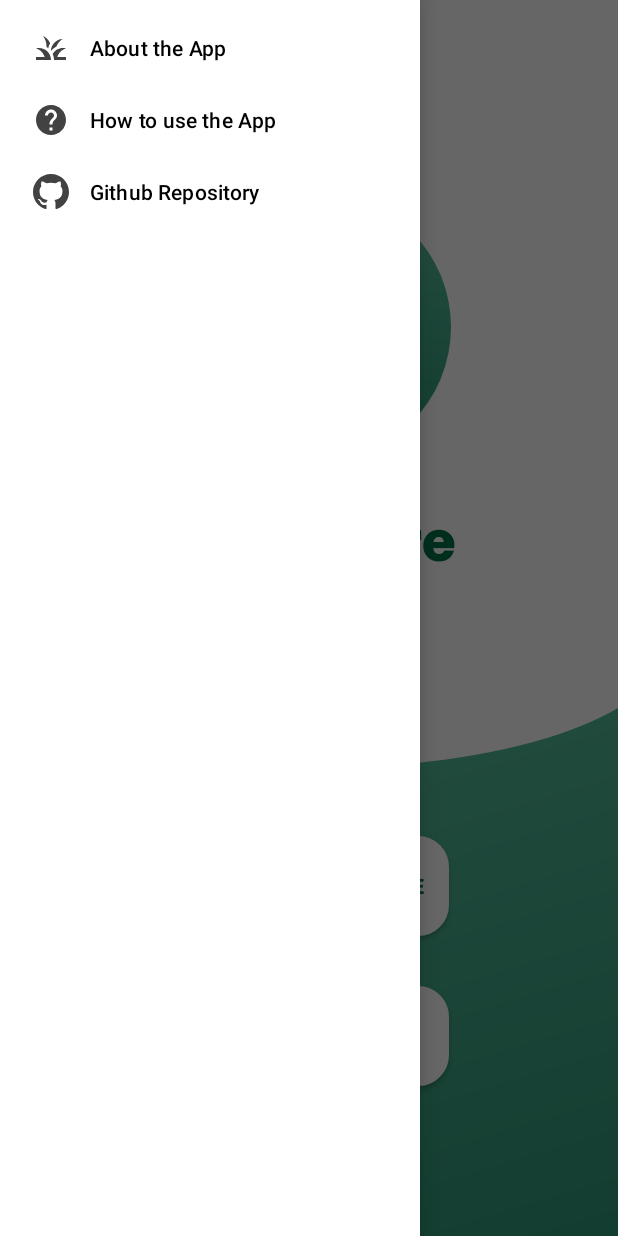
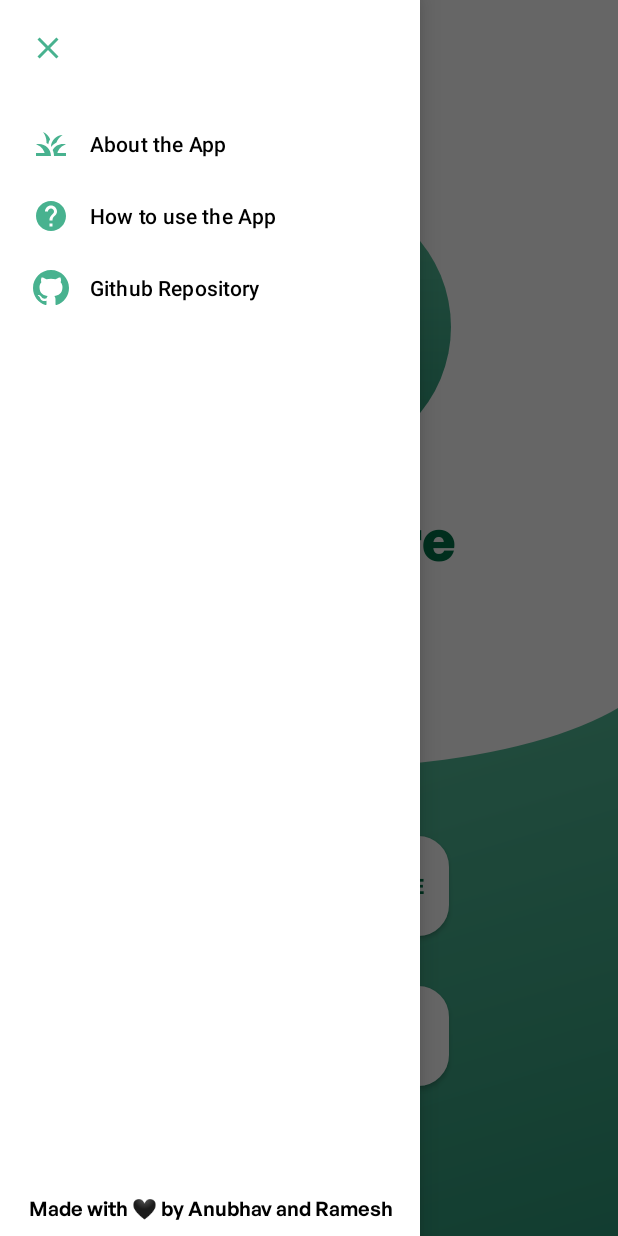
Before and after one commit to anubhav811/FloraCure, an Android app: the MainActivity screen opened directly, with no data from a screen before it, with the side drawer open, on a phone screen of 412 x 824 dp. Run offline under Robolectric (Android 15) with nearby library versions, the phone set to English and light mode, and no system bars; libraries missing offline, so code that uses them is left out: com.github.drjacky.imagepicker.

Commit message:
stylized menu items , added animations

```diff
--- a/app/build.gradle
+++ b/app/build.gradle
@@ -2,8 +2,8 @@ plugins {
     id 'com.android.application'
     id 'org.jetbrains.kotlin.android'
     id 'androidx.navigation.safeargs.kotlin'
+    id 'kotlin-kapt'
 }
-
 android {
     compileSdk 31
 
@@ -12,6 +12,7 @@ android {
         minSdk 24
         targetSdk 31
         versionCode 1
+        multiDexEnabled true
         versionName "1.0"
 
         testInstrumentationRunner "androidx.test.runner.AndroidJUnitRunner"
--- a/app/src/main/java/com/anubhav/leafdiseasedetection/ui/activities/MainActivity.kt
+++ b/app/src/main/java/com/anubhav/leafdiseasedetection/ui/activities/MainActivity.kt
@@ -1,5 +1,7 @@
 package com.anubhav.leafdiseasedetection.ui.activities
 
+import android.content.Intent
+import android.net.Uri
 import android.os.Bundle
 import android.view.MenuItem
 import androidx.appcompat.app.ActionBarDrawerToggle
@@ -11,7 +13,6 @@ import com.anubhav.leafdiseasedetection.databinding.ActivityMainBinding
 
 class MainActivity : AppCompatActivity() {
 
-    lateinit var  toggle : ActionBarDrawerToggle
     private lateinit var binding: ActivityMainBinding
 
     lateinit var navController : NavController
@@ -21,18 +22,8 @@ class MainActivity : AppCompatActivity() {
         val view =  binding.root
         setContentView(view)
 
-        toggle = ActionBarDrawerToggle(this,binding.drawerLayout,0,0)
-        binding.drawerLayout.addDrawerListener(toggle)
-        toggle.syncState()
 
-        supportActionBar?.setDisplayHomeAsUpEnabled(true)
     }
 
-    override fun onOptionsItemSelected(item: MenuItem): Boolean {
-        if(toggle.onOptionsItemSelected(item)){
-            return true
-        }
-        return super.onOptionsItemSelected(item)
-    }
 
 }
--- a/app/src/main/java/com/anubhav/leafdiseasedetection/ui/fragments/ResultFragment.kt
+++ b/app/src/main/java/com/anubhav/leafdiseasedetection/ui/fragments/ResultFragment.kt
@@ -16,17 +16,28 @@ import androidx.navigation.fragment.navArgs
 import com.anubhav.leafdiseasedetection.R
 import com.anubhav.leafdiseasedetection.databinding.FragmentResultBinding
 import com.anubhav.leafdiseasedetection.ml.MobileNetModel
+import okhttp3.Interceptor
 import org.tensorflow.lite.DataType
+import org.tensorflow.lite.Interpreter
 import org.tensorflow.lite.support.common.FileUtil
+import org.tensorflow.lite.support.common.TensorProcessor
+import org.tensorflow.lite.support.common.ops.NormalizeOp
+import org.tensorflow.lite.support.image.TensorImage
 import org.tensorflow.lite.support.tensorbuffer.TensorBuffer
+import java.lang.reflect.Array
 import java.nio.ByteBuffer
 import java.nio.ByteOrder
+import java.nio.MappedByteBuffer
+import java.text.Normalizer
 
 
 class ResultFragment : Fragment() {
 
     private var _binding : FragmentResultBinding? = null
     private val binding get() = _binding!!
+    private var PROBABILITY_MEAN = 0.0f
+    private var PROBABILITY_STD = 255.0f
+
 
     lateinit var bitmap: Bitmap
 
@@ -50,22 +61,25 @@ class ResultFragment : Fragment() {
         val names = FileUtil.loadLabels(requireContext(), "names.txt")
 
 
-        if (arguments != null) {
-            binding.scannedImage.setImageURI(args.bitmapUriToBeSent.toUri())
-        }
+
+        binding.scannedImage.setImageURI(args.bitmapUriToBeSent.toUri())
 
         var bitmap = MediaStore.Images.Media.getBitmap(
             requireContext().contentResolver,
             args.bitmapUriToBeSent.toUri()
         )
 
-        bitmap = Bitmap.createScaledBitmap(bitmap, 224, 224, true)
+        bitmap = Bitmap.createScaledBitmap(bitmap, 224, 224, false)
+
+
+        val inputFeature0 = TensorBuffer.createFixedSize(intArrayOf(1, 224, 224, 3), DataType.FLOAT32)
 
         val model = MobileNetModel.newInstance(requireContext())
-        val byteBuffer = ByteBuffer.allocateDirect(3 * 224 * 224 * 4)
+        val byteBuffer = ByteBuffer.allocateDirect(4 * 224 * 224 * 3)
+        byteBuffer.order(ByteOrder.nativeOrder())
 
         val intValues = IntArray(224 * 224)
-        bitmap.getPixels(intValues, 0, bitmap.getWidth(), 0, 0, bitmap.getWidth(), bitmap.getHeight())
+        bitmap.getPixels(intValues, 0, bitmap.width, 0, 0, bitmap.width, bitmap.height)
         var pixel = 0
 
         for (i in 0 until 224) {
@@ -76,7 +90,7 @@ class ResultFragment : Fragment() {
                 byteBuffer.putFloat((`val` and 0xFF) * (1f / 1))
             }
         }
-        val inputFeature0 = TensorBuffer.createFixedSize(intArrayOf(1, 224, 224, 3), DataType.FLOAT32)
+
 
         inputFeature0.loadBuffer(byteBuffer)
 
--- a/app/src/main/java/com/anubhav/leafdiseasedetection/ui/fragments/ScanFragment.kt
+++ b/app/src/main/java/com/anubhav/leafdiseasedetection/ui/fragments/ScanFragment.kt
@@ -5,24 +5,32 @@ import android.app.Activity
 import android.content.Context
 import android.content.Intent
 import android.graphics.BitmapFactory
+import android.net.Uri
 import android.os.Build
 import android.os.Bundle
 import android.os.Environment
 import android.os.storage.StorageManager
 import android.provider.MediaStore
 import android.view.LayoutInflater
+import android.view.MenuItem
 import android.view.View
 import android.view.ViewGroup
+import android.widget.ImageButton
 import androidx.activity.result.contract.ActivityResultContracts
+import androidx.appcompat.app.ActionBarDrawerToggle
 import androidx.core.content.FileProvider
+import androidx.core.view.GravityCompat
 import androidx.fragment.app.Fragment
 import androidx.navigation.fragment.findNavController
+import com.anubhav.leafdiseasedetection.R
 import com.anubhav.leafdiseasedetection.databinding.FragmentScanBinding
 import com.github.drjacky.imagepicker.ImagePicker
 import java.io.File
 
 
 class ScanFragment : Fragment() {
+
+    lateinit var  toggle : ActionBarDrawerToggle
 
     private var _binding : FragmentScanBinding? = null
     private val binding get() = _binding!!
@@ -34,6 +42,20 @@ class ScanFragment : Fragment() {
     ): View? {
         _binding =  FragmentScanBinding.inflate(inflater,container,false)
         val view = binding.root
+        toggle = ActionBarDrawerToggle(requireActivity(),binding.drawerLayout,0,0)
+        binding.drawerLayout.addDrawerListener(toggle)
+        toggle.syncState()
+
+        binding.navView.setNavigationItemSelectedListener {
+            when(it.itemId)
+            {
+                R.id.item1 -> findNavController().navigate(R.id.action_scanFragment_to_firstPage)
+                R.id.item2 -> findNavController().navigate(R.id.action_scanFragment_to_secondPage)
+                R.id.item3 -> startActivity(Intent(Intent.ACTION_VIEW, Uri.parse("https://github.com/anubhav811/FloraCure")))
+            }
+            true
+        }
+
         return view
     }
 
@@ -45,11 +67,11 @@ class ScanFragment : Fragment() {
             if (it.resultCode == Activity.RESULT_OK) {
                 val uri = it.data?.data!!
                 // Use the uri to load the image
-                val action = ScanFragmentDirections.actionScanFragmentToResultFragment(uri.toString())
-                findNavController().apply {
-                    navigate(action)
-                }}
-        }
+                val action =
+                    ScanFragmentDirections.actionScanFragmentToResultFragment(uri.toString())
+                findNavController().navigate(action)
+            }
+         }
 
         binding.btnUpload.setOnClickListener {
 
@@ -69,4 +91,26 @@ class ScanFragment : Fragment() {
                     .createIntent()
             )
         }
-}}
+
+        val header = binding.navView.getHeaderView(0)
+        val closeBtn = header.findViewById<ImageButton>(R.id.closeBtn)
+        closeBtn.setOnClickListener {
+            binding.drawerLayout.closeDrawer(GravityCompat.START)
+        }
+
+        binding.openButton.setOnClickListener {
+            binding.drawerLayout.openDrawer(GravityCompat.START)
+
+        }
+
+
+
+}
+
+    override fun onOptionsItemSelected(item: MenuItem): Boolean {
+        if(toggle.onOptionsItemSelected(item)){
+            return true
+        }
+        return super.onOptionsItemSelected(item)
+    }
+}
--- /dev/null
+++ b/app/src/main/res/drawable/ic_baseline_clear_24.xml
@@ -0,0 +1,10 @@
+<vector xmlns:android="http://schemas.android.com/apk/res/android"
+    android:width="24dp"
+    android:height="24dp"
+    android:viewportWidth="24"
+    android:viewportHeight="24"
+>
+  <path
+      android:fillColor="#48B28F"
+      android:pathData="M19,6.41L17.59,5 12,10.59 6.41,5 5,6.41 10.59,12 5,17.59 6.41,19 12,13.41 17.59,19 19,17.59 13.41,12z"/>
+</vector>
--- /dev/null
+++ b/app/src/main/res/drawable/ic_baseline_menu_24.xml
@@ -0,0 +1,10 @@
+<vector xmlns:android="http://schemas.android.com/apk/res/android"
+    android:width="24dp"
+    android:height="24dp"
+    android:viewportWidth="24"
+    android:viewportHeight="24"
+    >
+  <path
+      android:fillColor="#48B28F"
+      android:pathData="M3,18h18v-2L3,16v2zM3,13h18v-2L3,11v2zM3,6v2h18L21,6L3,6z"/>
+</vector>
--- a/app/src/main/res/layout/activity_main.xml
+++ b/app/src/main/res/layout/activity_main.xml
@@ -1,41 +1,24 @@
 <?xml version="1.0" encoding="utf-8"?>
 
-<androidx.drawerlayout.widget.DrawerLayout xmlns:android="http://schemas.android.com/apk/res/android"
+
+<androidx.constraintlayout.widget.ConstraintLayout xmlns:android="http://schemas.android.com/apk/res/android"
     xmlns:app="http://schemas.android.com/apk/res-auto"
     xmlns:tools="http://schemas.android.com/tools"
+    android:id="@+id/drawerLayout"
     android:layout_width="match_parent"
-    android:id="@+id/drawerLayout"
     android:layout_height="match_parent"
     tools:context=".ui.activities.MainActivity">
 
-<androidx.constraintlayout.widget.ConstraintLayout
-    android:layout_width="match_parent"
-    android:layout_height="match_parent">
     <fragment
         android:id="@+id/nav_host_fragment"
         android:name="androidx.navigation.fragment.NavHostFragment"
         android:layout_width="match_parent"
         android:layout_height="match_parent"
         app:defaultNavHost="true"
+        app:layout_constraintBottom_toBottomOf="parent"
+        app:layout_constraintEnd_toEndOf="parent"
         app:layout_constraintStart_toStartOf="parent"
         app:layout_constraintTop_toTopOf="parent"
-        app:layout_constraintBottom_toBottomOf="parent"
-        app:layout_constraintEnd_toEndOf="parent"
         app:navGraph="@navigation/leaf_nav_graph" />
-    </androidx.constraintlayout.widget.ConstraintLayout>
 
-<com.google.android.material.navigation.NavigationView
-    android:id="@+id/navView"
-    android:background="@color/white"
-    app:itemTextColor="@color/black"
-android:layout_width="wrap_content"
-    app:itemIconTint="@color/cardview_dark_background"
-android:layout_height="match_parent"
-android:layout_gravity="start"
-android:fitsSystemWindows="true"
-app:menu="@menu/navigation_menu">
-
-</com.google.android.material.navigation.NavigationView>
-
-
-</androidx.drawerlayout.widget.DrawerLayout>
+</androidx.constraintlayout.widget.ConstraintLayout>
--- a/app/src/main/res/layout/fragment_scan.xml
+++ b/app/src/main/res/layout/fragment_scan.xml
@@ -1,11 +1,19 @@
 <?xml version="1.0" encoding="utf-8"?>
-<FrameLayout xmlns:android="http://schemas.android.com/apk/res/android"
+
+<androidx.drawerlayout.widget.DrawerLayout
+    android:id="@+id/drawerLayout"
+    android:layout_width="match_parent"
+    android:layout_height="match_parent"
     xmlns:app="http://schemas.android.com/apk/res-auto"
     xmlns:tools="http://schemas.android.com/tools"
+    tools:context=".ui.fragments.ScanFragment"
+    xmlns:android="http://schemas.android.com/apk/res/android">
+
+<FrameLayout
     android:layout_width="match_parent"
     android:layout_height="match_parent"
     android:background="@color/white"
-    tools:context=".ui.fragments.ScanFragment">
+    >
 
 
     <androidx.constraintlayout.widget.ConstraintLayout
@@ -89,9 +97,51 @@
             android:orientation="horizontal"
             app:layout_constraintGuide_begin="391dp" />
 
-
-
+        <ImageButton
+            android:id="@+id/openButton"
+            android:layout_width="60dp"
+            android:background="@color/white"
+            android:layout_height="wrap_content"
+            android:layout_marginStart="2dp"
+            android:padding="20dp"
+            android:src="@drawable/ic_baseline_menu_24"
+            app:layout_constraintStart_toStartOf="parent"
+            app:layout_constraintTop_toTopOf="parent" />
 
 
     </androidx.constraintlayout.widget.ConstraintLayout>
 </FrameLayout>
+    <com.google.android.material.navigation.NavigationView
+        android:id="@+id/navView"
+        android:background="@color/white"
+        app:itemTextColor="@color/black"
+        android:layout_width="wrap_content"
+        android:layout_height="match_parent"
+        android:layout_gravity="start"
+        android:fitsSystemWindows="true"
+        app:itemIconTint="#48B28F"
+        app:menu="@menu/navigation_menu"
+        app:headerLayout="@layout/header"
+       >
+        <LinearLayout
+            android:layout_width="match_parent"
+            android:layout_height="wrap_content"
+            android:layout_gravity="bottom"
+            >
+            <TextView
+                android:layout_weight="1"
+                android:textColor="@color/black"
+                android:textAlignment="center"
+                android:layout_gravity="center"
+                android:layout_width="match_parent"
+                android:layout_height="wrap_content"
+
+                android:text="Made with 🖤 by Anubhav and Ramesh"
+                android:fontFamily="@font/general_sans_semibold"
+                android:padding="10dp"
+                android:textSize="13sp"/>
+        </LinearLayout>
+
+    </com.google.android.material.navigation.NavigationView>
+
+</androidx.drawerlayout.widget.DrawerLayout>
--- /dev/null
+++ b/app/src/main/res/layout/header.xml
@@ -0,0 +1,19 @@
+<?xml version="1.0" encoding="utf-8"?>
+<androidx.constraintlayout.widget.ConstraintLayout xmlns:android="http://schemas.android.com/apk/res/android"
+    xmlns:app="http://schemas.android.com/apk/res-auto"
+    xmlns:tools="http://schemas.android.com/tools"
+    android:layout_width="match_parent"
+    android:layout_height="wrap_content"
+    tools:context=".ui.activities.MainActivity">
+
+    <ImageButton
+        android:id="@+id/closeBtn"
+        android:layout_width="60dp"
+        android:background="@color/white"
+        android:layout_height="wrap_content"
+        android:layout_marginStart="2dp"
+        android:padding="20dp"
+        app:layout_constraintStart_toStartOf="parent"
+        app:layout_constraintTop_toTopOf="parent"
+        app:srcCompat="@drawable/ic_baseline_clear_24" />
+</androidx.constraintlayout.widget.ConstraintLayout>
--- a/app/src/main/res/menu/navigation_menu.xml
+++ b/app/src/main/res/menu/navigation_menu.xml
@@ -5,16 +5,18 @@
     <item
         android:id="@+id/item1"
         android:title="About the App"
-        android:iconTintMode="screen"
+        android:iconTintMode="add"
         android:icon="@drawable/ic_baseline_grass_24"
         />
     <item
         android:id="@+id/item2"
+        android:iconTintMode="add"
         android:title="How to use the App"
         android:icon="@drawable/ic_baseline_help_24"
         />
     <item
         android:id="@+id/item3"
+        android:iconTintMode="add"
         android:title="Github Repository"
         android:icon="@drawable/ic_github"
         />
--- a/app/src/main/res/navigation/leaf_nav_graph.xml
+++ b/app/src/main/res/navigation/leaf_nav_graph.xml
@@ -12,13 +12,25 @@
         tools:layout="@layout/fragment_scan" >
         <action
             android:id="@+id/action_scanFragment_to_resultFragment"
-            app:destination="@id/resultFragment" />
+            app:destination="@id/resultFragment"
+            app:enterAnim="@anim/slide_in_right"
+            app:exitAnim="@anim/slide_out_left"
+            app:popEnterAnim="@anim/slide_in_left"
+            app:popExitAnim="@anim/slide_out_right"/>
         <action
             android:id="@+id/action_scanFragment_to_secondPage"
-            app:destination="@id/secondPage" />
+            app:destination="@id/secondPage"
+            app:enterAnim="@anim/fade_in"
+            app:exitAnim="@anim/fade_out"
+            app:popEnterAnim="@anim/fade_in"
+            app:popExitAnim="@anim/fade_out"/>
         <action
             android:id="@+id/action_scanFragment_to_firstPage"
-            app:destination="@id/firstPage" />
+            app:destination="@id/firstPage"
+            app:enterAnim="@anim/fade_in"
+            app:exitAnim="@anim/fade_out"
+            app:popEnterAnim="@anim/fade_in"
+            app:popExitAnim="@anim/fade_out"/>
     </fragment>
     <fragment
         android:id="@+id/resultFragment"
@@ -27,7 +39,11 @@
         tools:layout="@layout/fragment_result" >
         <action
             android:id="@+id/action_resultFragment_to_scanFragment"
-            app:destination="@id/scanFragment" />
+            app:destination="@id/scanFragment"
+            app:enterAnim="@anim/slide_in_right"
+            app:exitAnim="@anim/slide_out_left"
+            app:popEnterAnim="@anim/slide_in_left"
+            app:popExitAnim="@anim/slide_out_right"/>
         <argument android:name="bitmapUriToBeSent"
 
             app:argType="string" />
@@ -37,19 +53,14 @@
         android:name="com.anubhav.leafdiseasedetection.ui.fragments.SecondPage"
         android:label="fragment_second_page"
         tools:layout="@layout/fragment_second_page" >
-        <action
-            android:id="@+id/action_secondPage_to_thirdPage"
-            app:destination="@id/thirdPage" />
+
     </fragment>
     <fragment
         android:id="@+id/firstPage"
         android:name="com.anubhav.leafdiseasedetection.ui.fragments.FirstPage"
         android:label="fragment_first_page"
         tools:layout="@layout/fragment_first_page" >
-        <action
-            android:id="@+id/action_firstPage_to_secondPage"
-            app:destination="@id/secondPage" />
-    </fragment>
+</fragment>
     <fragment
         android:id="@+id/thirdPage"
         android:name="com.anubhav.leafdiseasedetection.ui.fragments.ThirdPage"
--- a/app/src/main/res/navigation/onboarding_nav_graph.xml
+++ /dev/null
@@ -1,31 +0,0 @@
-<?xml version="1.0" encoding="utf-8"?>
-<navigation xmlns:android="http://schemas.android.com/apk/res/android"
-    xmlns:app="http://schemas.android.com/apk/res-auto"
-    xmlns:tools="http://schemas.android.com/tools"
-    android:id="@+id/onboarding_nav_graph.xml"
-    app:startDestination="@id/firstPage2">
-
-    <fragment
-        android:id="@+id/firstPage2"
-        android:name="com.anubhav.leafdiseasedetection.ui.fragments.FirstPage"
-        android:label="fragment_first_page"
-        tools:layout="@layout/fragment_first_page" >
-        <action
-            android:id="@+id/action_firstPage2_to_secondPage2"
-            app:destination="@id/secondPage2" />
-    </fragment>
-    <fragment
-        android:id="@+id/secondPage2"
-        android:name="com.anubhav.leafdiseasedetection.ui.fragments.SecondPage"
-        android:label="fragment_second_page"
-        tools:layout="@layout/fragment_second_page" >
-        <action
-            android:id="@+id/action_secondPage2_to_thirdPage2"
-            app:destination="@id/thirdPage2" />
-    </fragment>
-    <fragment
-        android:id="@+id/thirdPage2"
-        android:name="com.anubhav.leafdiseasedetection.ui.fragments.ThirdPage"
-        android:label="fragment_third_page"
-        tools:layout="@layout/fragment_third_page" />
-</navigation>
```
Also changed, not shown: app/src/main/res/anim/fade_in.xml (added, +8 -0 lines), app/src/main/res/anim/fade_out.xml (added, +8 -0 lines), app/src/main/res/anim/slide_in_left.xml (added, +10 -0 lines), app/src/main/res/anim/slide_in_right.xml (added, +10 -0 lines), app/src/main/res/anim/slide_out_left.xml (added, +9 -0 lines), app/src/main/res/anim/slide_out_right.xml (added, +10 -0 lines).
